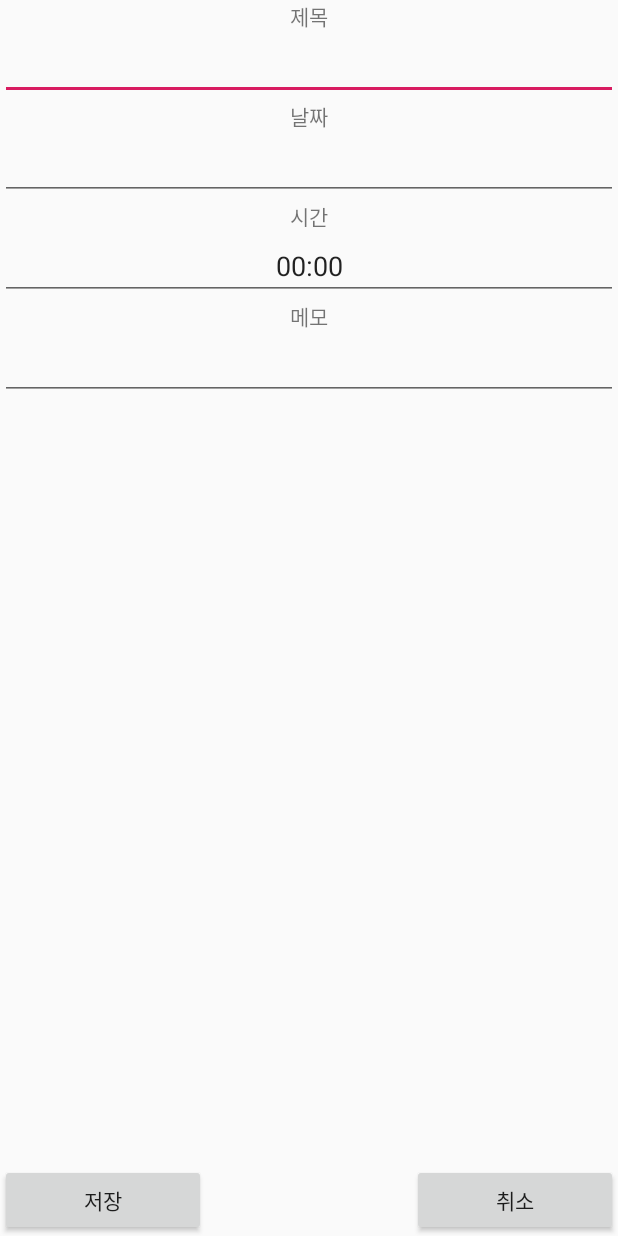
After one commit to onixdragon1/App-Programming-PJ, an Android app: the ManageSchedule screen opened directly, with no data from a screen before it, on a phone screen of 412 x 824 dp. The commit adds this screen. Run offline under Robolectric (Android 15) with nearby library versions, the phone set to English and light mode, and no system bars.

Commit message:
Not Designed_Just basic Function
After two days of hard work, I finally made this Re:Minder App with using FRAGMENT widget which I've never heard.

```diff
--- a/app/build.gradle
+++ b/app/build.gradle
@@ -23,8 +23,12 @@ dependencies {
     implementation fileTree(dir: 'libs', include: ['*.jar'])
     implementation 'androidx.appcompat:appcompat:1.0.2'
     implementation 'androidx.constraintlayout:constraintlayout:1.1.3'
-    compile 'com.prolificinteractive:material-calendarview:1.4.3'
+    implementation 'com.github.prolificinteractive:material-calendarview:1.4.2'
+    implementation 'androidx.legacy:legacy-support-v4:1.0.0'
+    implementation 'com.google.android.material:material:1.0.0'
+    implementation 'androidx.recyclerview:recyclerview:1.0.0'
     testImplementation 'junit:junit:4.12'
     androidTestImplementation 'androidx.test.ext:junit:1.1.0'
     androidTestImplementation 'androidx.test.espresso:espresso-core:3.1.1'
+    implementation 'org.jetbrains:annotations-java5:15.0'
 }
--- a/app/src/main/AndroidManifest.xml
+++ b/app/src/main/AndroidManifest.xml
@@ -16,6 +16,10 @@
                 <category android:name="android.intent.category.LAUNCHER" />
             </intent-filter>
         </activity>
+
+        <activity android:name=".ShowingSchedule"></activity>
+        <activity android:name=".ManageSchedule"></activity>
+
     </application>
 
 </manifest>
--- /dev/null
+++ b/app/src/main/java/com/example/reminderapp/ManageDB.java
@@ -0,0 +1,33 @@
+package com.example.reminderapp;
+
+import android.content.Context;
+import android.database.sqlite.SQLiteDatabase;
+import android.database.sqlite.SQLiteDatabase.CursorFactory;
+import android.database.sqlite.SQLiteOpenHelper;
+
+public class ManageDB extends SQLiteOpenHelper {
+
+    public ManageDB(Context context, String name, CursorFactory factory,
+                    int version) {
+        super(context, name, factory, version);
+        // TODO Auto-generated constructor stub
+    }
+
+    @Override
+    public void onCreate(SQLiteDatabase db) {
+        // TODO Auto-generated method stub
+
+        db.execSQL("CREATE TABLE today(_id INTEGER PRIMARY KEY AUTOINCREMENT, "
+                + "title TEXT, " + "date TEXT , " + "time TEXT, "
+                + "memo TEXT );");
+
+    }
+
+    @Override
+    public void onUpgrade(SQLiteDatabase db, int oldVersion, int newVersion) {
+        // TODO Auto-generated method stub
+        db.execSQL("DROP TABLE IF EXISTS today;");
+        onCreate(db);
+    }
+
+}
--- /dev/null
+++ b/app/src/main/java/com/example/reminderapp/ManageSchedule.java
@@ -0,0 +1,101 @@
+package com.example.reminderapp;
+
+import android.app.Activity;
+import android.content.Intent;
+import android.database.Cursor;
+import android.database.sqlite.SQLiteDatabase;
+import android.os.Bundle;
+import android.view.View;
+import android.widget.Button;
+import android.widget.EditText;
+
+public class ManageSchedule extends Activity implements View.OnClickListener {
+    ManageDB mDBHelper;
+    int mId;
+    String today;
+    EditText editDate, editTitle, editTime, editMemo;
+
+    /** Called when the activity is first created. */
+    @Override
+    public void onCreate(Bundle savedInstanceState) {
+        super.onCreate(savedInstanceState);
+        setContentView(R.layout.manage_schedule);
+
+        editDate = (EditText) findViewById(R.id.editdate);
+        editTitle = (EditText) findViewById(R.id.edittitle);
+        editTime = (EditText) findViewById(R.id.edittime);
+        editMemo = (EditText) findViewById(R.id.editmemo);
+
+        Intent intent = getIntent();
+        mId = intent.getIntExtra("ParamID", -1);
+        today = intent.getStringExtra("ParamDate");
+
+        mDBHelper = new ManageDB(getApplicationContext(), "Today.db", null, 1);
+
+        if (mId == -1) {
+            editDate.setText(today);
+        } else {
+            SQLiteDatabase db = mDBHelper.getWritableDatabase();
+            Cursor cursor = db.rawQuery("SELECT * FROM today WHERE _id='" + mId
+                    + "'", null);
+
+            if (cursor.moveToNext()) {
+                editTitle.setText(cursor.getString(1));
+                editDate.setText(cursor.getString(2));
+                editTime.setText(cursor.getString(3));
+                editMemo.setText(cursor.getString(4));
+            }
+            mDBHelper.close();
+        }
+
+        Button btn1 = (Button) findViewById(R.id.btnSave);
+        btn1.setOnClickListener(this);
+        Button btn2 = (Button) findViewById(R.id.btnDelete);
+        btn2.setOnClickListener(this);
+        Button btn3 = (Button) findViewById(R.id.btnCancel);
+        btn3.setOnClickListener(this);
+
+        if (mId == -1) {
+            btn2.setVisibility(View.INVISIBLE);
+
+        }
+    }
+
+    @Override
+    public void onClick(View v) {
+// TODO Auto-generated method stub
+        SQLiteDatabase db = mDBHelper.getWritableDatabase();
+
+        switch (v.getId()) {
+            case R.id.btnSave:
+                if (mId != -1) {
+                    db.execSQL("UPDATE today SET title='"
+                            + editTitle.getText().toString() + "',date='"
+                            + editDate.getText().toString() + "', time='"
+                            + editTime.getText().toString() + "', memo='"
+                            + editMemo.getText().toString() + "' WHERE _id='" + mId
+                            + "';");
+                } else {
+                    db.execSQL("INSERT INTO today VALUES(null, '"
+                            + editTitle.getText().toString() + "', '"
+                            + editDate.getText().toString() + "', '"
+                            + editTime.getText().toString() + "', '"
+                            + editMemo.getText().toString() + "');");
+                }
+                mDBHelper.close();
+                setResult(RESULT_OK);
+                break;
+            case R.id.btnDelete:
+                if (mId != -1) {
+                    db.execSQL("DELETE FROM today WHERE _id='" + mId + "';");
+                    mDBHelper.close();
+                }
+                setResult(RESULT_OK);
+                break;
+            case R.id.btnCancel:
+                setResult(RESULT_CANCELED);
+                break;
+        }
+        finish();
+    }
+}
--- a/app/src/main/java/com/example/reminderapp/decorators/OneDayDecorator.java
+++ b/app/src/main/java/com/example/reminderapp/decorators/OneDayDecorator.java
@@ -34,6 +34,7 @@ public class OneDayDecorator implements DayViewDecorator {
         view.addSpan(new StyleSpan(Typeface.BOLD));
         view.addSpan(new RelativeSizeSpan(1.4f));
         view.addSpan(new ForegroundColorSpan(Color.GREEN));
+
     }
 
     /**
--- /dev/null
+++ b/app/src/main/res/layout/manage_schedule.xml
@@ -0,0 +1,79 @@
+<?xml version="1.0" encoding="utf-8"?>
+<LinearLayout xmlns:android="http://schemas.android.com/apk/res/android"
+    android:layout_width="fill_parent"
+    android:layout_height="fill_parent"
+    android:orientation="vertical" >
+    <LinearLayout
+        android:layout_width="fill_parent"
+        android:layout_height="wrap_content"
+        android:layout_weight="1"
+        android:orientation="vertical" >
+        <TextView
+            android:layout_width="fill_parent"
+            android:layout_height="wrap_content"
+            android:gravity="center"
+            android:text="제목" />
+        <EditText
+            android:id="@+id/edittitle"
+            android:layout_width="fill_parent"
+            android:layout_height="wrap_content"
+            android:gravity="center" />
+        <TextView
+            android:layout_width="fill_parent"
+            android:layout_height="wrap_content"
+            android:gravity="center"
+            android:text="날짜" />
+        <EditText
+            android:id="@+id/editdate"
+            android:layout_width="fill_parent"
+            android:layout_height="wrap_content"
+            android:gravity="center"
+            android:text="2011/5/20" />
+        <TextView
+            android:layout_width="fill_parent"
+            android:layout_height="wrap_content"
+            android:gravity="center"
+            android:text="시간" />
+        <EditText
+            android:id="@+id/edittime"
+            android:layout_width="fill_parent"
+            android:layout_height="wrap_content"
+            android:gravity="center"
+            android:text="00:00" />
+        <TextView
+            android:layout_width="fill_parent"
+            android:layout_height="wrap_content"
+            android:gravity="center"
+            android:text="메모" />
+        <EditText
+            android:id="@+id/editmemo"
+            android:layout_width="fill_parent"
+            android:layout_height="wrap_content"
+            android:gravity="center" />
+    </LinearLayout>
+    <LinearLayout
+        android:id="@+id/btnadd"
+        android:layout_width="fill_parent"
+        android:layout_height="wrap_content"
+        android:layout_weight="0"
+        android:orientation="horizontal" >
+        <Button
+            android:id="@+id/btnSave"
+            android:layout_width="wrap_content"
+            android:layout_height="wrap_content"
+            android:layout_weight="1"
+            android:text="저장" />
+        <Button
+            android:id="@+id/btnDelete"
+            android:layout_width="wrap_content"
+            android:layout_height="wrap_content"
+            android:layout_weight="1"
+            android:text="삭제" />
+        <Button
+            android:id="@+id/btnCancel"
+            android:layout_width="wrap_content"
+            android:layout_height="wrap_content"
+            android:layout_weight="1"
+            android:text="취소" />
+    </LinearLayout>
+</LinearLayout>
--- /dev/null
+++ b/app/src/main/res/values/dimens.xml
@@ -0,0 +1,5 @@
+<?xml version="1.0"?>
+<resources>
+    <dimen name="list_item_spacing">16dp</dimen>
+    <dimen name="list_item_spacing_half">8dp</dimen>
+</resources>
--- a/build.gradle
+++ b/build.gradle
@@ -9,8 +9,10 @@ buildscript {
     dependencies {
         classpath 'com.android.tools.build:gradle:3.5.1'
 
+
         // NOTE: Do not place your application dependencies here; they belong
         // in the individual module build.gradle files
+
     }
 }
 
@@ -18,6 +20,7 @@ allprojects {
     repositories {
         google()
         jcenter()
+        maven {url 'https://jitpack.io'}
 
     }
 }
```
Also changed, not shown: app/src/main/java/com/example/reminderapp/Fragment_scheduleList.java (added, +149 -0 lines), app/src/main/java/com/example/reminderapp/MainActivity.java (+50 -7 lines), app/src/main/java/com/example/reminderapp/ShowingSchedule.java (added, +93 -0 lines), app/src/main/res/layout/activity_calendar.xml (+9 -1 lines), app/src/main/res/layout/show_listofschedule.xml (added, +47 -0 lines), 1 other file.
